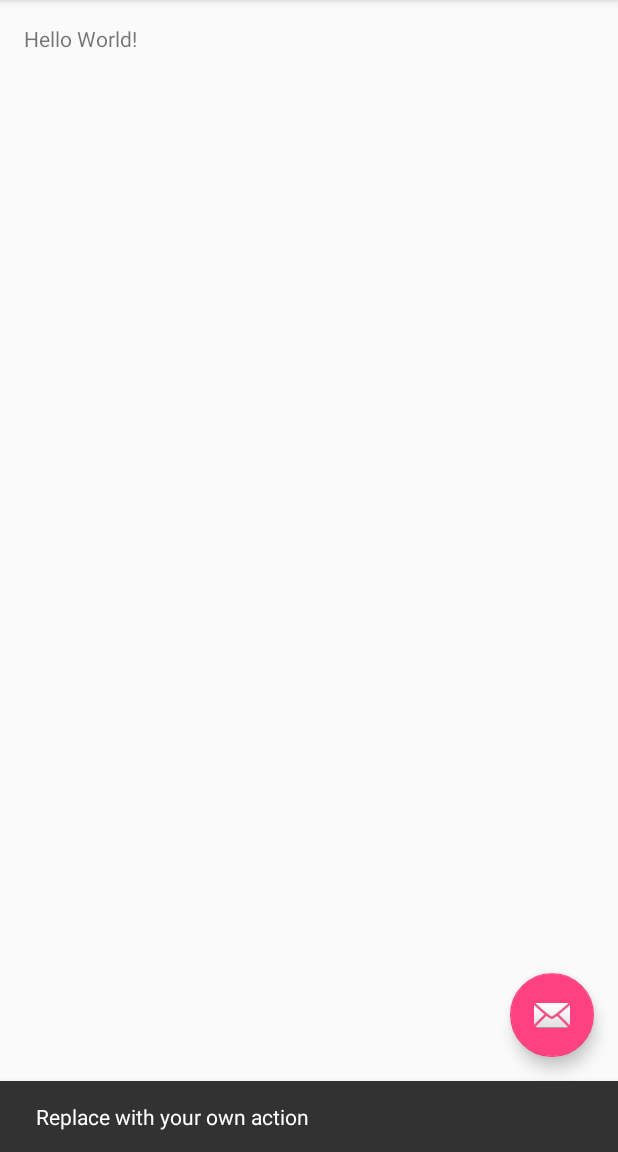
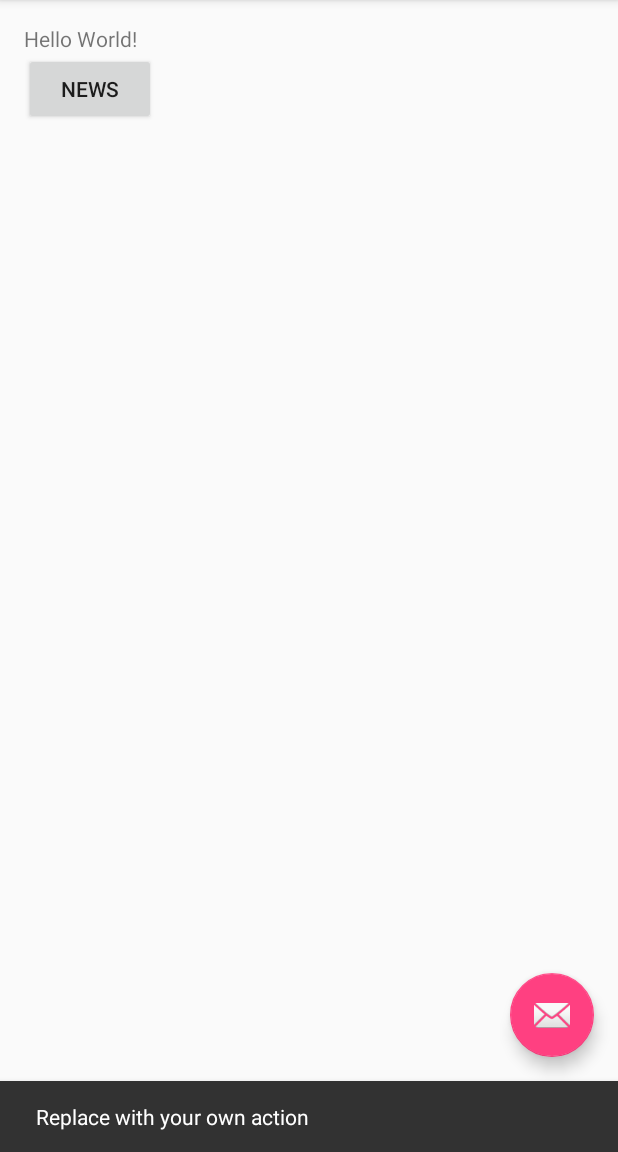
Before and after one commit to jy7833277/AndroidExercise, an Android app: the screen it shows after launch (MainActivity), after a tap on an icon or button, on a phone screen of 412 x 824 dp, the part 84-1236 px from its top. Run offline under Robolectric (Android 15) with nearby library versions, the phone set to English and light mode, and no system bars; our stand-ins replace ButterKnife; libraries missing offline, so code that uses them is left out: com.nostra13.universalimageloader; 3 statements that could not run were skipped.

Commit message:
列表加载。。。。。。

```diff
--- /dev/null
+++ b/app/src/main/java/com/jungle/exercise/MyApplication.java
@@ -0,0 +1,56 @@
+package com.jungle.exercise;
+
+import android.app.Application;
+import android.content.Context;
+
+import com.nostra13.universalimageloader.cache.disc.impl.UnlimitedDiskCache;
+import com.nostra13.universalimageloader.cache.disc.naming.HashCodeFileNameGenerator;
+import com.nostra13.universalimageloader.cache.memory.impl.LruMemoryCache;
+import com.nostra13.universalimageloader.core.DisplayImageOptions;
+import com.nostra13.universalimageloader.core.ImageLoader;
+import com.nostra13.universalimageloader.core.ImageLoaderConfiguration;
+import com.nostra13.universalimageloader.core.assist.QueueProcessingType;
+import com.nostra13.universalimageloader.core.decode.BaseImageDecoder;
+import com.nostra13.universalimageloader.core.download.BaseImageDownloader;
+import com.nostra13.universalimageloader.utils.StorageUtils;
+
+import java.io.File;
+
+/**
+ * Created by Administrator on 2016/6/12.
+ */
+public class MyApplication extends Application {
+    private Context mContext;
+    @Override
+    public void onCreate() {
+        mContext = getApplicationContext();
+        super.onCreate();
+        initImageLoader();
+    }
+
+    public void initImageLoader() {
+        File cacheDir = StorageUtils.getCacheDirectory(mContext);
+        ImageLoaderConfiguration config = new ImageLoaderConfiguration.Builder(mContext)
+                .memoryCacheExtraOptions(480, 800) // default = device screen dimensions
+                .diskCacheExtraOptions(480, 800, null)
+//                .taskExecutor(...)
+//        .taskExecutorForCachedImages(...)
+        .threadPoolSize(3) // default
+                .threadPriority(Thread.NORM_PRIORITY - 2) // default
+                .tasksProcessingOrder(QueueProcessingType.FIFO) // default
+                .denyCacheImageMultipleSizesInMemory()
+                .memoryCache(new LruMemoryCache(2 * 1024 * 1024))
+                .memoryCacheSize(2 * 1024 * 1024)
+                .memoryCacheSizePercentage(13) // default
+                .diskCache(new UnlimitedDiskCache(cacheDir)) // default
+                .diskCacheSize(50 * 1024 * 1024)
+                .diskCacheFileCount(100)
+                .diskCacheFileNameGenerator(new HashCodeFileNameGenerator()) // default
+                .imageDownloader(new BaseImageDownloader(mContext)) // default
+                .imageDecoder(new BaseImageDecoder(true)) // default
+                .defaultDisplayImageOptions(DisplayImageOptions.createSimple()) // default
+                .writeDebugLogs()
+                .build();
+        ImageLoader.getInstance().init(config);
+    }
+}
--- a/app/src/main/res/layout/fragment_main.xml
+++ b/app/src/main/res/layout/fragment_main.xml
@@ -6,7 +6,22 @@
     android:paddingBottom="@dimen/activity_vertical_margin" tools:showIn="@layout/activity_main"
     tools:context=".MainActivityFragment">
 
-    <TextView android:text="Hello World!" android:layout_width="wrap_content"
+    <TextView
+        android:id="@+id/tv_hello_text"
+        android:text="Hello World!"
+        android:layout_width="wrap_content"
         android:layout_height="wrap_content" />
 
+    <LinearLayout
+        android:layout_width="match_parent"
+        android:layout_height="wrap_content"
+        android:orientation="vertical"
+        android:layout_below="@id/tv_hello_text">
+        <Button
+            android:id="@+id/btn_news"
+            android:layout_width="wrap_content"
+            android:layout_height="wrap_content"
+            android:text="news"/>
+    </LinearLayout>
+
 </RelativeLayout>
--- a/build.gradle
+++ b/build.gradle
@@ -3,20 +3,19 @@
 buildscript {
     repositories {
         jcenter()
-//        maven { url 'http://nexus.sdp.nd/nexus/content/groups/android-public/' }
     }
     dependencies {
         classpath 'com.android.tools.build:gradle:1.3.0'
 
         // NOTE: Do not place your application dependencies here; they belong
         // in the individual module build.gradle files
+        classpath 'com.neenbedankt.gradle.plugins:android-apt:1.8'
     }
 }
 
 allprojects {
     repositories {
         jcenter()
-//        maven { url 'http://nexus.sdp.nd/nexus/content/groups/android-public/' }
     }
 }
 
```
Also changed, not shown: app/build.gradle (+14 -0 lines), app/src/main/AndroidManifest.xml (+9 -2 lines), app/src/main/java/com/jungle/exercise/MainActivity.java (+14 -0 lines), app/src/main/java/com/jungle/exercise/WebViewActivity.java (added, +37 -0 lines), app/src/main/java/com/jungle/exercise/third/NewsListActivity.java (added, +131 -0 lines), app/src/main/java/com/jungle/exercise/third/NewsListAdapter.java (added, +67 -0 lines), app/src/main/java/com/jungle/exercise/third/dao/ToutiaoNewsService.java (added, +15 -0 lines), app/src/main/res/layout/activity_news_list.xml (added, +20 -0 lines), app/src/main/res/layout/activity_web_view.xml (added, +13 -0 lines), app/src/main/res/layout/item_news_list.xml (added, +24 -0 lines), app/src/main/res/drawable-hdpi/toutiaologo.png (added).
